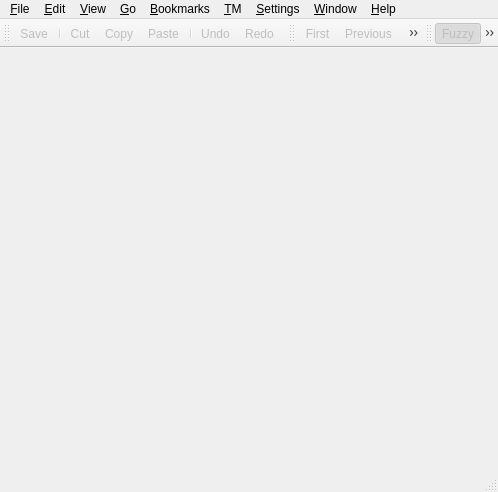
Old version of the form pootling/ui/MainEditor.ui in the repository cc-archive/pootle.
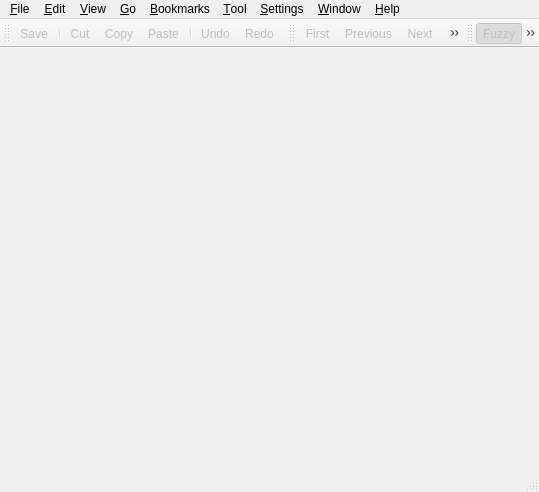
New version of the form. Icons and pictures are not drawn.

Commit message: dissabled addbookmark and add Catalog Manager

```diff
--- a/pootling/ui/MainEditor.ui
+++ b/pootling/ui/MainEditor.ui
@@ -8,7 +8,7 @@
    <rect>
     <x>0</x>
     <y>0</y>
-    <width>498</width>
+    <width>539</width>
     <height>492</height>
    </rect>
   </property>
@@ -47,8 +47,8 @@
     <rect>
      <x>0</x>
      <y>0</y>
-     <width>498</width>
-     <height>30</height>
+     <width>539</width>
+     <height>28</height>
     </rect>
    </property>
    <widget class="QMenu" name="menuHelp" >
@@ -126,6 +126,24 @@
     <addaction name="separator" />
     <addaction name="actionGoTo" />
    </widget>
+   <widget class="QMenu" name="menu_Catalog" >
+    <property name="title" >
+     <string>&amp;Catalog</string>
+    </property>
+   </widget>
+   <widget class="QMenu" name="menuWindow" >
+    <property name="title" >
+     <string>&amp;Window</string>
+    </property>
+    <widget class="QMenu" name="menuToolbars" >
+     <property name="title" >
+      <string>Toolbars</string>
+     </property>
+    </widget>
+    <addaction name="separator" />
+    <addaction name="separator" />
+    <addaction name="menuToolbars" />
+   </widget>
    <widget class="QMenu" name="menuBookmark" >
     <property name="title" >
      <string>&amp;Bookmarks</string>
@@ -134,13 +152,6 @@
     <addaction name="actionClearBookmarks" />
     <addaction name="separator" />
    </widget>
-   <widget class="QMenu" name="menu_TM" >
-    <property name="title" >
-     <string>&amp;TM</string>
-    </property>
-    <addaction name="action_lookup_Text" />
-    <addaction name="actionAuto_translate" />
-   </widget>
    <widget class="QMenu" name="menuSettings" >
     <property name="title" >
      <string>&amp;Settings</string>
@@ -148,9 +159,9 @@
     <addaction name="actionPreferences" />
     <addaction name="action_TM" />
    </widget>
-   <widget class="QMenu" name="menuWindow" >
+   <widget class="QMenu" name="menu_TM" >
     <property name="title" >
-     <string>&amp;Window</string>
+     <string>&amp;Tool</string>
     </property>
     <widget class="QMenu" name="menuToolbars" >
      <property name="title" >
@@ -171,7 +182,16 @@
    <addaction name="menuWindow" />
    <addaction name="menuHelp" />
   </widget>
-  <widget class="QStatusBar" name="statusbar" />
+  <widget class="QStatusBar" name="statusbar" >
+   <property name="geometry" >
+    <rect>
+     <x>0</x>
+     <y>471</y>
+     <width>539</width>
+     <height>21</height>
+    </rect>
+   </property>
+  </widget>
   <widget class="QToolBar" name="toolStandard" >
    <property name="enabled" >
     <bool>true</bool>
```
Left out of the diff: 22 changed lines with no effect on the pictures. The commit also changes 1 other file.
